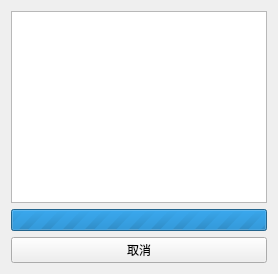
First picture: the form in LDDC/ui/get_list_lyrics.ui, repository chenmozhijin/LDDC, before the edit.
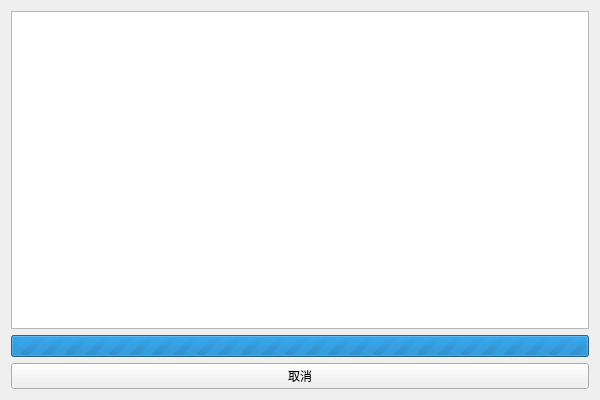
Second picture: the form after the edit. Icons and pictures are not drawn.

Commit message: refactor: resize get_list_lyrics UI

Patch:
```diff
--- a/LDDC/ui/get_list_lyrics.ui
+++ b/LDDC/ui/get_list_lyrics.ui
@@ -2,6 +2,14 @@
 <ui version="4.0">
  <class>get_list_lyrics</class>
  <widget class="QWidget" name="get_list_lyrics">
+  <property name="geometry">
+   <rect>
+    <x>0</x>
+    <y>0</y>
+    <width>600</width>
+    <height>400</height>
+   </rect>
+  </property>
   <property name="windowTitle">
    <string>获取专辑/歌单歌词</string>
   </property>
```
The commit also changes 2 other files.
